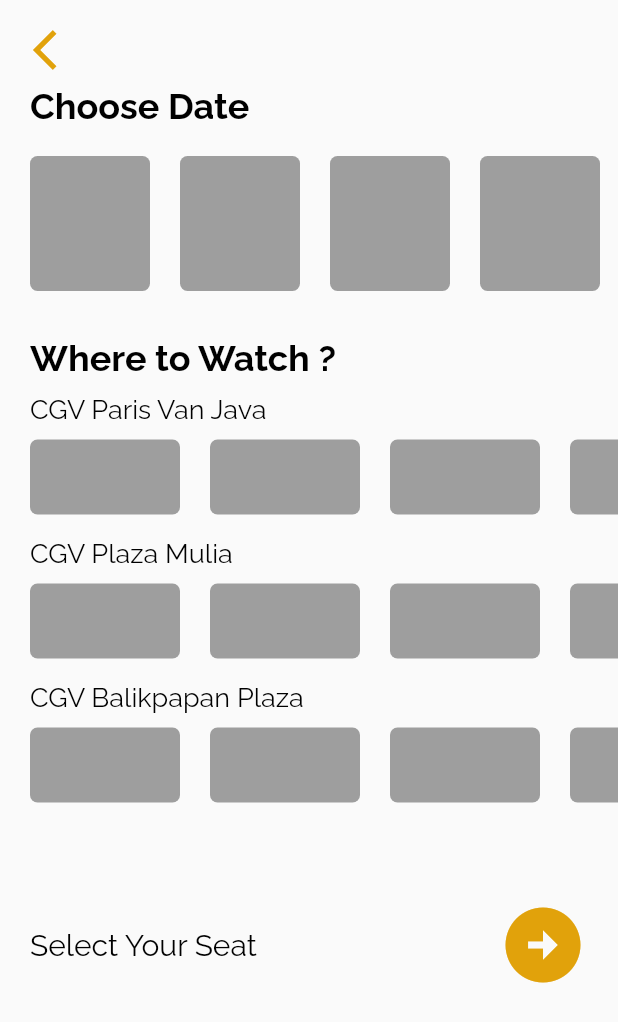
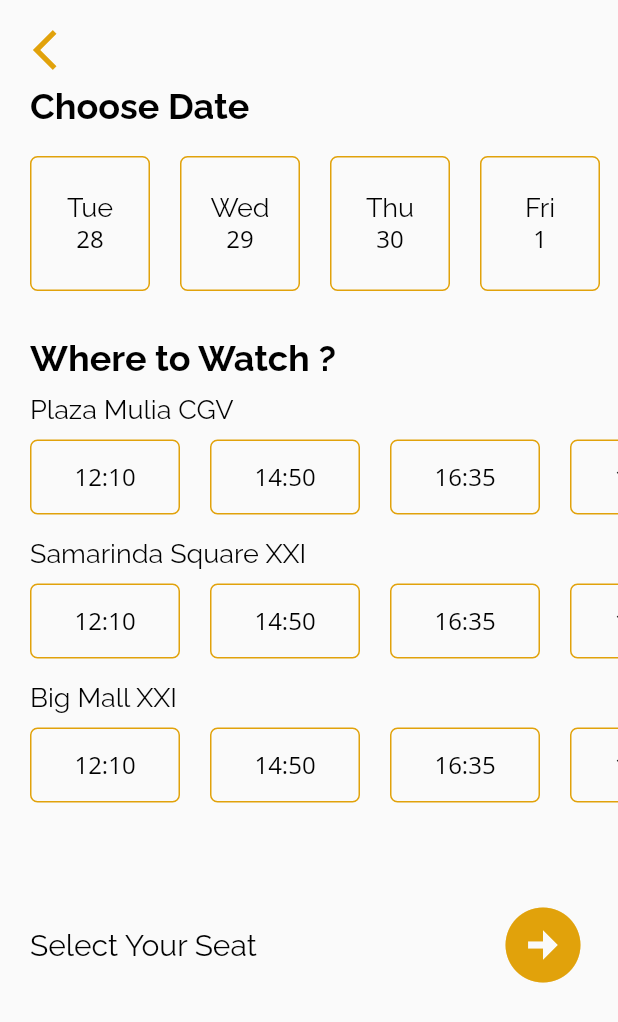
Before and after one commit to Chintialiuw/FlutixApp, a Flutter app: the placesdate screen opened directly with empty values, on a phone screen of 412 x 824 dp. Shown: the top 1022 px of the screen. Run offline on Flutter 3.47's test engine with Material 2 defaults, Android fonts, the phone set to English and light mode, and no system bars; our stand-ins replace cloud_firestore, firebase_auth, firebase_core, google_fonts, shared_preferences; accounts and stored records are empty; network calls fail.

Commit message:
Update places_date.dart (sudah bisa dipilih)

```diff
--- a/lib/ui/pages/home/places_date.dart
+++ b/lib/ui/pages/home/places_date.dart
@@ -5,10 +5,34 @@ import 'package:flutixapp/ui/pages/home/seat.dart';
 import 'package:flutter/cupertino.dart';
 import 'package:flutter/material.dart';
 import 'package:google_fonts/google_fonts.dart';
+import 'package:intl/intl.dart';
 
-class placesdate extends StatelessWidget {
+class placesdate extends StatefulWidget {
   Movie movie;
   placesdate({super.key, required this.movie});
+
+  @override
+  State<placesdate> createState() => _placesdateState();
+}
+
+class _placesdateState extends State<placesdate> {
+  List<String> bioskop = [
+    'Plaza Mulia CGV',
+    'Samarinda Square XXI',
+    'Big Mall XXI'
+  ];
+
+  List<String> jam = [
+    '12:10',
+    '14:50',
+    '16:35',
+    '18:45',
+    '20:35',
+    '21:25',
+  ];
+
+  int pilihTanggal = -1;
+  Map<String, int> pilihJamMap = {};
 
   @override
   Widget build(BuildContext context) {
@@ -30,8 +54,7 @@ class placesdate extends StatelessWidget {
           ),
         ),
       ),
-      body: ListView(
-        children: [
+      body: ListView(children: [
         Column(
           crossAxisAlignment: CrossAxisAlignment.start,
           children: [
@@ -48,20 +71,59 @@ class placesdate extends StatelessWidget {
             SingleChildScrollView(
               scrollDirection: Axis.horizontal,
               child: Row(
-                  mainAxisAlignment: MainAxisAlignment.start,
-                  children: [
-                    for (int i = 0; i < 6; i++)
-                      Container(
+                children: List.generate(7, (index) {
+                  DateTime currentDate =
+                      DateTime.now().add(Duration(days: index));
+                  String namaHari = DateFormat('EEE').format(currentDate);
+                  String tanggal = DateFormat('d').format(currentDate);
+                  return GestureDetector(
+                    onTap: () {
+                      setState(() {
+                        pilihTanggal = index;
+                      });
+                    },
+                    child: Container(
                       width: 80,
                       height: 90,
-                        margin: EdgeInsets.only(
-                            left: 20.0, top: 10.0, bottom: 10.0),
+                      margin:
+                          EdgeInsets.only(left: 20.0, top: 10.0, bottom: 10.0),
                       decoration: BoxDecoration(
                         borderRadius: BorderRadius.circular(5),
-                          color: Colors.grey,
+                        border: Border.all(
+                          color: Color(0xFFE1A20B),
+                        ),
+                        color: pilihTanggal == index
+                            ? Color(0xFFE1A20B)
+                            : Colors.transparent,
+                      ),
+                      child: Column(
+                        mainAxisAlignment: MainAxisAlignment.center,
+                        children: [
+                          Text(
+                            '$namaHari',
+                            textAlign: TextAlign.center,
+                            style: GoogleFonts.raleway(
+                                color: pilihTanggal == index
+                                    ? Colors.white
+                                    : Colors.black,
+                                fontSize: 18,
+                                fontWeight: FontWeight.normal),
+                          ),
+                          Text(
+                            '$tanggal',
+                            textAlign: TextAlign.center,
+                            style: GoogleFonts.openSans(
+                                color: pilihTanggal == index
+                                    ? Colors.white
+                                    : Colors.black,
+                                fontSize: 16,
+                                fontWeight: FontWeight.normal),
+                          ),
+                        ],
                       ),
                     ),
-                  ],
+                  );
+                }),
               ),
             ),
             SizedBox(height: 20),
@@ -78,94 +140,72 @@ class placesdate extends StatelessWidget {
                         fontWeight: FontWeight.bold),
                   ),
                 ),
+                Column(
+                  children: List.generate(bioskop.length, (index) {
+                    String namaBioskop = bioskop[index];
+                    return Column(
+                      crossAxisAlignment: CrossAxisAlignment.start,
+                      children: [
                         Padding(
-                    padding: const EdgeInsets.only(left: 20.0, bottom: 5.0),
+                          padding:
+                              const EdgeInsets.only(left: 20.0, bottom: 5.0),
                           child: Text(
-                      "CGV Paris Van Java",
+                            namaBioskop,
                             style: GoogleFonts.raleway(
                               color: Colors.black,
                               fontSize: 18,
-                          fontWeight: FontWeight.normal),
+                              fontWeight: FontWeight.normal,
+                            ),
                           ),
                         ),
                         SingleChildScrollView(
                           scrollDirection: Axis.horizontal,
                           child: Row(
                             mainAxisAlignment: MainAxisAlignment.start,
-                      children: [
-                        for (int i = 0; i < 6; i++)
-                          Container(
+                            children: List.generate(jam.length, (i) {
+                              return GestureDetector(
+                                onTap: () {
+                                  setState(() {
+                                    pilihJamMap[namaBioskop] = i;
+                                  });
+                                },
+                                child: Container(
                                   width: 100,
                                   height: 50,
                                   margin: EdgeInsets.only(
-                                left: 20.0, top: 5.0, bottom: 15.0),
+                                    left: 20.0,
+                                    top: 5.0,
+                                    bottom: 15.0,
+                                  ),
                                   decoration: BoxDecoration(
                                     borderRadius: BorderRadius.circular(5),
-                              color: Colors.grey,
+                                    border: Border.all(
+                                      color: Color(0xFFE1A20B),
+                                    ),
+                                    color: pilihJamMap[namaBioskop] == i
+                                        ? Color(0xFFE1A20B)
+                                        : Colors.transparent,
+                                  ),
+                                  child: Center(
+                                    child: Text(
+                                      jam[i],
+                                      style: GoogleFonts.openSans(
+                                        color: pilihJamMap[namaBioskop] == i
+                                            ? Colors.white
+                                            : Colors.black,
+                                        fontSize: 16,
+                                        fontWeight: FontWeight.normal,
+                                      ),
+                                    ),
+                                  ),
+                                ),
+                              );
+                            }),
                           ),
                         ),
                       ],
-                    ),
-                  ),
-                ],
-              ),
-              Padding(
-                padding: const EdgeInsets.only(left: 20.0, bottom: 5.0),
-                child: Text(
-                  "CGV Plaza Mulia",
-                  style: GoogleFonts.raleway(
-                      color: Colors.black,
-                      fontSize: 18,
-                      fontWeight: FontWeight.normal),
-                ),
-              ),
-              SingleChildScrollView(
-                scrollDirection: Axis.horizontal,
-                child: Row(
-                  mainAxisAlignment: MainAxisAlignment.start,
-                  children: [
-                    for (int i = 0; i < 6; i++)
-                      Container(
-                        width: 100,
-                        height: 50,
-                        margin:
-                            EdgeInsets.only(left: 20.0, top: 5.0, bottom: 15.0),
-                        decoration: BoxDecoration(
-                          borderRadius: BorderRadius.circular(5),
-                          color: Colors.grey,
-                        ),
-                      ),
-                  ],
-                ),
-              ),
-              Padding(
-                padding: const EdgeInsets.only(left: 20.0, bottom: 5.0),
-                child: Text(
-                  "CGV Balikpapan Plaza",
-                  style: GoogleFonts.raleway(
-                      color: Colors.black,
-                      fontSize: 18,
-                      fontWeight: FontWeight.normal),
-                ),
-              ),
-              SingleChildScrollView(
-                scrollDirection: Axis.horizontal,
-                child: Row(
-                  mainAxisAlignment: MainAxisAlignment.start,
-                  children: [
-                    for (int i = 0; i < 6; i++)
-                      Container(
-                        width: 100,
-                        height: 50,
-                        margin:
-                            EdgeInsets.only(left: 20.0, top: 5.0, bottom: 15.0),
-                        decoration: BoxDecoration(
-                          borderRadius: BorderRadius.circular(5),
-                          color: Colors.grey,
-                        ),
-                      ),
-                  ],
-                ),
+                    );
+                  }),
                 ),
                 Row(
                   mainAxisAlignment: MainAxisAlignment.spaceBetween,
@@ -186,7 +226,7 @@ class placesdate extends StatelessWidget {
                       onTap: () {
                         Navigator.of(context).push(MaterialPageRoute(
                             builder: (context) => Seat(
-                                movie: movie,
+                                  movie: widget.movie,
                                 )));
                       },
                       child: Padding(
@@ -205,6 +245,7 @@ class placesdate extends StatelessWidget {
             ),
           ],
         ),
+      ]),
     );
   }
 }
```
Lines whose indentation alone changed are shown as unchanged.
